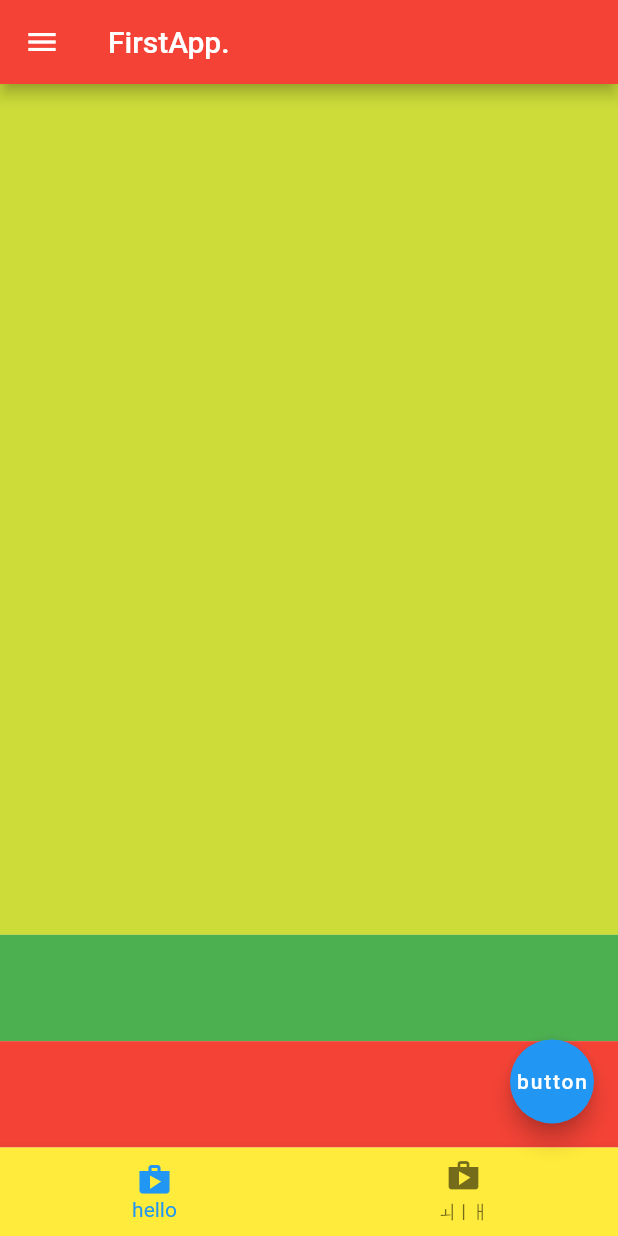
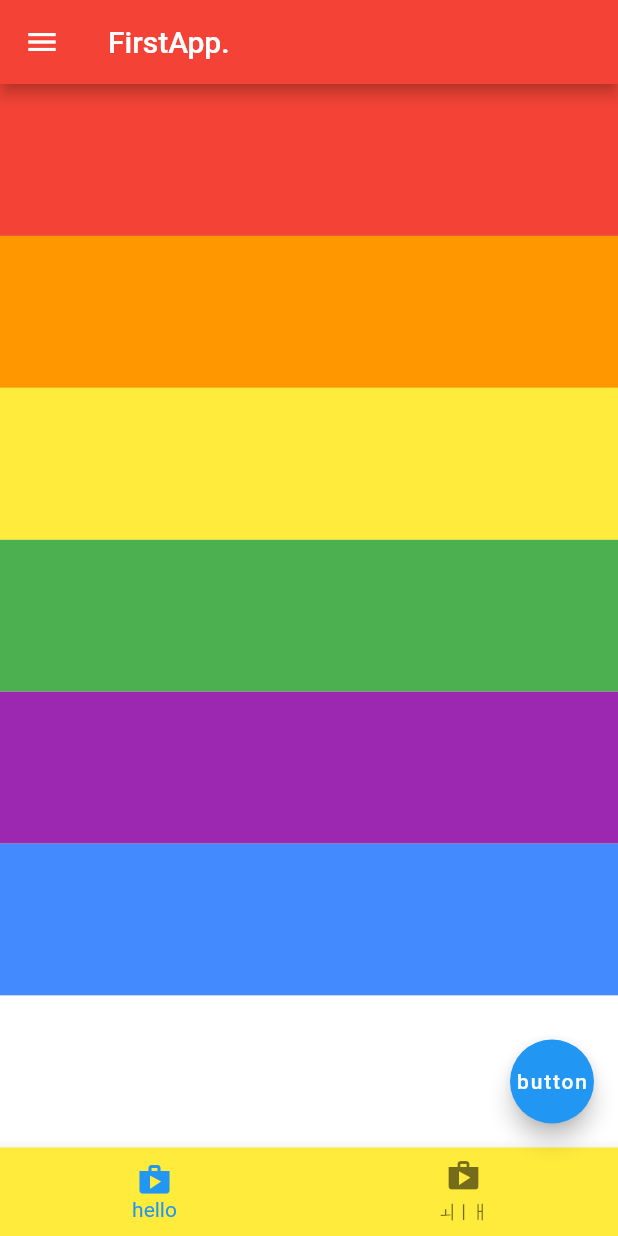
Before and after one commit to WalterKor/FlutterEx, a Flutter app: the screen it shows after launch, on a phone screen of 412 x 824 dp. Run offline on Flutter 3.47's test engine with Material 2 defaults, Android fonts, the phone set to English and light mode, and no system bars.

Commit message:
FirstClass
FirstClass

```diff
--- a/flutterEx/lib/main.dart
+++ b/flutterEx/lib/main.dart
@@ -23,25 +23,47 @@ class MyApp extends StatelessWidget {
             body: Column(
               children: [
                 Expanded(//남는공간 끝까지 확장하시오
-                  flex: 8,
+                  flex: 1,
                   child: Container(//부모의 최대의 크기까지 늘려라
-                    color: Colors.lime,
+                    color: Colors.red,
                   ),
                 ),
-                Expanded(
+            Expanded(//남는공간 끝까지 확장하시오
               flex: 1,
-                  child: Container(
-                    // height: 100,
+              child: Container(//부모의 최대의 크기까지 늘려라
+                color: Colors.orange,
+              ),
+            ),
+            Expanded(//남는공간 끝까지 확장하시오
+              flex: 1,
+              child: Container(//부모의 최대의 크기까지 늘려라
+                color: Colors.yellow,
+              ),
+            ),
+            Expanded(//남는공간 끝까지 확장하시오
+              flex: 1,
+              child: Container(//부모의 최대의 크기까지 늘려라
                 color: Colors.green,
               ),
             ),
-                Expanded(
+            Expanded(//남는공간 끝까지 확장하시오
               flex: 1,
-                  child: Container(
-                    // height: 50,
-                    color: Colors.red,
+              child: Container(//부모의 최대의 크기까지 늘려라
+                color: Colors.purple,
               ),
-                )
+            ),
+            Expanded(//남는공간 끝까지 확장하시오
+              flex: 1,
+              child: Container(//부모의 최대의 크기까지 늘려라
+                color: Colors.blueAccent,
+              ),
+            ),
+            Expanded(//남는공간 끝까지 확장하시오
+              flex: 1,
+              child: Container(//부모의 최대의 크기까지 늘려라
+                color: Colors.white,
+              ),
+            ),
               ],
             ),
 
```
Lines whose indentation alone changed are shown as unchanged.
